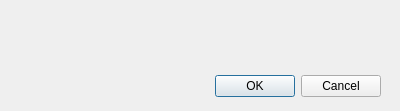
Old version of the form dialogcolor.ui in the repository vostertag/opengl-cube-rotation.
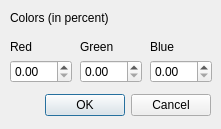
New version of the form.

The edit to the form file:
```diff
--- a/dialogcolor.ui
+++ b/dialogcolor.ui
@@ -6,8 +6,8 @@
    <rect>
     <x>0</x>
     <y>0</y>
-    <width>400</width>
-    <height>111</height>
+    <width>221</width>
+    <height>129</height>
    </rect>
   </property>
   <property name="windowTitle">
@@ -17,9 +17,9 @@
    <property name="geometry">
     <rect>
      <x>40</x>
-     <y>70</y>
-     <width>341</width>
-     <height>32</height>
+     <y>90</y>
+     <width>171</width>
+     <height>31</height>
     </rect>
    </property>
    <property name="orientation">
@@ -29,6 +29,106 @@
     <set>QDialogButtonBox::Cancel|QDialogButtonBox::Ok</set>
    </property>
   </widget>
+  <widget class="QLabel" name="label">
+   <property name="geometry">
+    <rect>
+     <x>10</x>
+     <y>10</y>
+     <width>111</width>
+     <height>16</height>
+    </rect>
+   </property>
+   <property name="text">
+    <string>Colors (in percent)</string>
+   </property>
+  </widget>
+  <widget class="QDoubleSpinBox" name="doubleSpinBox">
+   <property name="geometry">
+    <rect>
+     <x>10</x>
+     <y>60</y>
+     <width>62</width>
+     <height>23</height>
+    </rect>
+   </property>
+   <property name="maximum">
+    <double>1.000000000000000</double>
+   </property>
+   <property name="singleStep">
+    <double>0.100000000000000</double>
+   </property>
+  </widget>
+  <widget class="QDoubleSpinBox" name="doubleSpinBox_2">
+   <property name="geometry">
+    <rect>
+     <x>80</x>
+     <y>60</y>
+     <width>62</width>
+     <height>23</height>
+    </rect>
+   </property>
+   <property name="maximum">
+    <double>1.000000000000000</double>
+   </property>
+   <property name="singleStep">
+    <double>0.100000000000000</double>
+   </property>
+  </widget>
+  <widget class="QDoubleSpinBox" name="doubleSpinBox_3">
+   <property name="geometry">
+    <rect>
+     <x>150</x>
+     <y>60</y>
+     <width>62</width>
+     <height>23</height>
+    </rect>
+   </property>
+   <property name="maximum">
+    <double>1.000000000000000</double>
+   </property>
+   <property name="singleStep">
+    <double>0.100000000000000</double>
+   </property>
+  </widget>
+  <widget class="QLabel" name="label_2">
+   <property name="geometry">
+    <rect>
+     <x>10</x>
+     <y>40</y>
+     <width>52</width>
+     <height>14</height>
+    </rect>
+   </property>
+   <property name="text">
+    <string>Red</string>
+   </property>
+  </widget>
+  <widget class="QLabel" name="label_3">
+   <property name="geometry">
+    <rect>
+     <x>80</x>
+     <y>40</y>
+     <width>52</width>
+     <height>14</height>
+    </rect>
+   </property>
+   <property name="text">
+    <string>Green</string>
+   </property>
+  </widget>
+  <widget class="QLabel" name="label_4">
+   <property name="geometry">
+    <rect>
+     <x>150</x>
+     <y>40</y>
+     <width>52</width>
+     <height>14</height>
+    </rect>
+   </property>
+   <property name="text">
+    <string>Blue</string>
+   </property>
+  </widget>
  </widget>
  <resources/>
  <connections>
```
Left out of the diff: 8 changed lines with no effect on the pictures.
